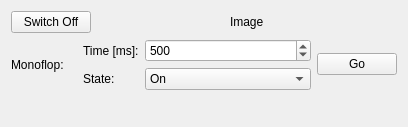
This is src/brickv/plugin_system/plugins/solid_state_relay_v2/ui/solid_state_relay_v2.ui in Tinkerforge/brickv as Qt 5 draws it before an edit. The edited form follows.
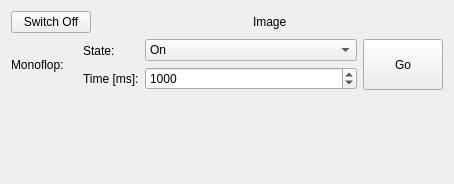
This is the edited form.

```diff
--- a/src/brickv/plugin_system/plugins/solid_state_relay_v2/ui/solid_state_relay_v2.ui
+++ b/src/brickv/plugin_system/plugins/solid_state_relay_v2/ui/solid_state_relay_v2.ui
@@ -6,8 +6,8 @@
    <rect>
     <x>0</x>
     <y>0</y>
-    <width>408</width>
-    <height>127</height>
+    <width>454</width>
+    <height>184</height>
    </rect>
   </property>
   <property name="windowTitle">
@@ -81,13 +81,6 @@
        </item>
        <item>
         <layout class="QVBoxLayout" name="verticalLayout_6">
-         <item>
-          <widget class="QLabel" name="label_3">
-           <property name="text">
-            <string>Time [ms]:</string>
-           </property>
-          </widget>
-         </item>
          <item>
           <widget class="QLabel" name="label_4">
            <property name="text">
@@ -95,6 +88,13 @@
            </property>
           </widget>
          </item>
+         <item>
+          <widget class="QLabel" name="label_3">
+           <property name="text">
+            <string>Time [ms]:</string>
+           </property>
+          </widget>
+         </item>
         </layout>
        </item>
        <item>
@@ -102,6 +102,26 @@
          <property name="sizeConstraint">
           <enum>QLayout::SetDefaultConstraint</enum>
          </property>
+         <item>
+          <widget class="QComboBox" name="state_combobox">
+           <property name="sizePolicy">
+            <sizepolicy hsizetype="Preferred" vsizetype="Preferred">
+             <horstretch>0</horstretch>
+             <verstretch>0</verstretch>
+            </sizepolicy>
+           </property>
+           <item>
+            <property name="text">
+             <string>On</string>
+            </property>
+           </item>
+           <item>
+            <property name="text">
+             <string>Off</string>
+            </property>
+           </item>
+          </widget>
+         </item>
          <item>
           <widget class="QSpinBox" name="time_spinbox">
            <property name="sizePolicy">
@@ -117,34 +137,20 @@
             <number>2147483647</number>
            </property>
            <property name="value">
-            <number>500</number>
+            <number>1000</number>
            </property>
           </widget>
          </item>
-         <item>
-          <widget class="QComboBox" name="state_combobox">
-           <property name="sizePolicy">
-            <sizepolicy hsizetype="Preferred" vsizetype="Preferred">
-             <horstretch>0</horstretch>
-             <verstretch>0</verstretch>
-            </sizepolicy>
-           </property>
-           <item>
-            <property name="text">
-             <string>On</string>
-            </property>
-           </item>
-           <item>
-            <property name="text">
-             <string>Off</string>
-            </property>
-           </item>
-          </widget>
-         </item>
         </layout>
        </item>
        <item>
         <widget class="QPushButton" name="go_button">
+         <property name="sizePolicy">
+          <sizepolicy hsizetype="Minimum" vsizetype="Minimum">
+           <horstretch>0</horstretch>
+           <verstretch>0</verstretch>
+          </sizepolicy>
+         </property>
          <property name="text">
           <string>Go</string>
          </property>
```
